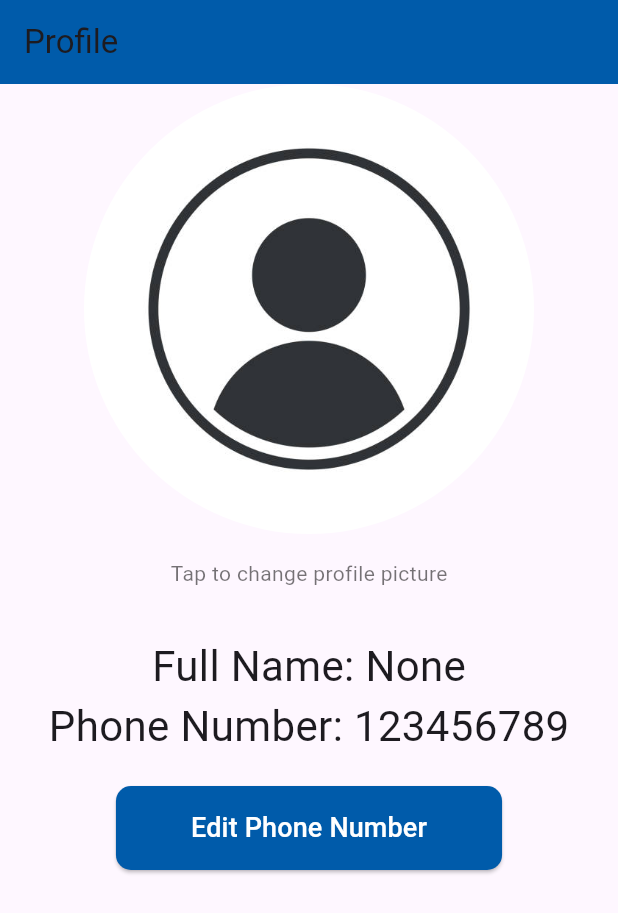
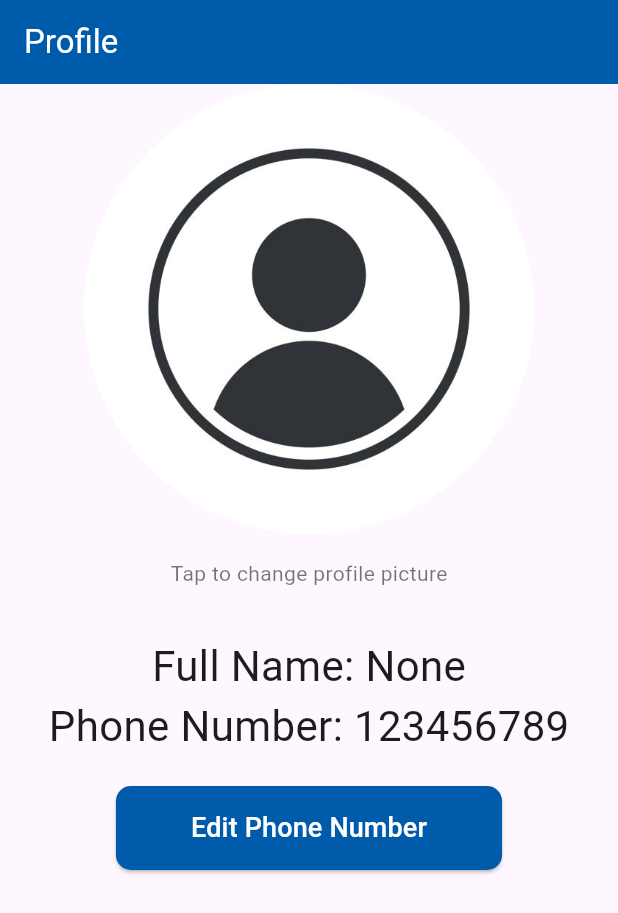
Before and after one commit to ousef777/Bank-Project, a Flutter app: the Profile screen opened by its route, on a phone screen of 412 x 824 dp. Shown: the top 913 px of the screen. Run offline on Flutter 3.47's test engine with Material 3 defaults, Android fonts, the phone set to English and light mode, and no system bars; our stand-ins replace go_router, image_picker.

Commit message:
fixed overflow

```diff
--- a/lib/profile.dart
+++ b/lib/profile.dart
@@ -19,7 +19,7 @@ class _ProfileState extends State<Profile> {
 
     return Scaffold(
       appBar: AppBar(
-        title: const Text("Profile"),
+        title: const Text("Profile", style: TextStyle(color: Colors.white),),
         backgroundColor: const Color(0xFF005BAA),
       ),
       body: SafeArea(
--- a/lib/signin.dart
+++ b/lib/signin.dart
@@ -21,7 +21,8 @@ class _HomeScreenState extends State<HomeScreen> {
   Widget build(BuildContext context) {
     return Scaffold(
       backgroundColor: const Color(0xFFE5F1F9),
-      body: Padding(
+      body: SingleChildScrollView(
+        child: Padding(
           padding: const EdgeInsets.symmetric(horizontal: 20),
           child: Column(
             mainAxisAlignment: MainAxisAlignment.center,
@@ -156,6 +157,7 @@ class _HomeScreenState extends State<HomeScreen> {
             ],
           ),
         ),
+      ),
     );
   }
 }
```
Also changed, not shown: lib/branch_list_page.dart (+10 -10 lines), 2 other files. Lines whose indentation alone changed are shown as unchanged.
